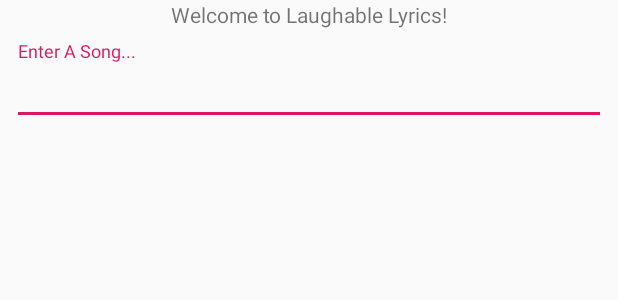
After one commit to nathan815/Laughable-Lyrics, an Android app: the layout home_fragment.xml on its own in the app's theme, with its tools: preview values and no code run, on a phone screen of 412 x 824 dp. The commit adds this screen. Shown: the top 300 px of the screen. Run offline under Robolectric (Android 15) with nearby library versions, the phone set to English and light mode, and no system bars.

Commit message:
basic home view

```diff
--- a/LaughableLyricsAndroid/app/src/main/java/fonte/com/laughablelyricsandroid/ui/main/HomeViewModel.kt
+++ b/LaughableLyricsAndroid/app/src/main/java/fonte/com/laughablelyricsandroid/ui/main/HomeViewModel.kt
@@ -4,5 +4,5 @@ import androidx.lifecycle.ViewModel
 import fonte.com.laughablelyricsandroid.data.MainRepository
 
 class HomeViewModel(private val mainRepository: MainRepository) : ViewModel() {
-    // TODO: Implement the ViewModel
+
 }
--- a/LaughableLyricsAndroid/app/src/main/java/fonte/com/laughablelyricsandroid/util/InjectorUtils.kt
+++ b/LaughableLyricsAndroid/app/src/main/java/fonte/com/laughablelyricsandroid/util/InjectorUtils.kt
@@ -9,7 +9,7 @@ object InjectorUtils {
         return MainRepository.getInstance()
     }
 
-    private fun provideHomeViewModelFactory() : HomeViewModelFactory {
+    fun provideHomeViewModelFactory() : HomeViewModelFactory {
         val mainRepository: MainRepository = getMainRepositorySingleton()
         return HomeViewModelFactory(mainRepository)
     }
--- /dev/null
+++ b/LaughableLyricsAndroid/app/src/main/res/layout/home_fragment.xml
@@ -0,0 +1,54 @@
+<?xml version="1.0" encoding="utf-8"?>
+<layout xmlns:android="http://schemas.android.com/apk/res/android"
+        xmlns:app="http://schemas.android.com/apk/res-auto"
+        xmlns:tools="http://schemas.android.com/tools"
+        >
+
+    <data>
+
+        <variable
+                name="viewModel"
+                type="fonte.com.laughablelyricsandroid.ui.main.HomeViewModel"
+                />
+    </data>
+
+    <androidx.constraintlayout.widget.ConstraintLayout
+            android:id="@+id/main"
+            android:layout_width="match_parent"
+            android:layout_height="match_parent"
+            tools:context=".ui.main.HomeFragment"
+            >
+
+        <TextView
+                android:id="@+id/title_text"
+                android:layout_width="wrap_content"
+                android:layout_height="wrap_content"
+                android:text="Welcome to Laughable Lyrics!"
+                app:layout_constraintTop_toTopOf="parent"
+                app:layout_constraintEnd_toEndOf="parent"
+                app:layout_constraintStart_toStartOf="parent"/>
+
+
+        <com.google.android.material.textfield.TextInputLayout
+                android:id="@+id/enter_song_wrapper"
+                android:layout_width="0dp"
+                android:layout_height="wrap_content"
+                android:layout_margin="8dp"
+                app:layout_constraintEnd_toEndOf="parent"
+                app:layout_constraintStart_toStartOf="parent"
+                app:layout_constraintTop_toBottomOf="@id/title_text"
+                >
+
+            <AutoCompleteTextView
+                    android:id="@+id/enter_song"
+                    android:layout_width="match_parent"
+                    android:layout_height="match_parent"
+                    android:hint="Enter A Song..."
+                    app:backgroundTint="@color/colorPrimary"
+                    />
+
+        </com.google.android.material.textfield.TextInputLayout>
+
+    </androidx.constraintlayout.widget.ConstraintLayout>
+
+</layout>
```
Also changed, not shown: LaughableLyricsAndroid/app/build.gradle (+31 -3 lines), LaughableLyricsAndroid/app/src/main/java/fonte/com/laughablelyricsandroid/ui/main/HomeFragment.kt (+13 -12 lines), LaughableLyricsAndroid/app/src/main/res/layout/main_fragment.xml (deleted, +0 -21 lines), LaughableLyricsAndroid/build.gradle (+23 -2 lines).
